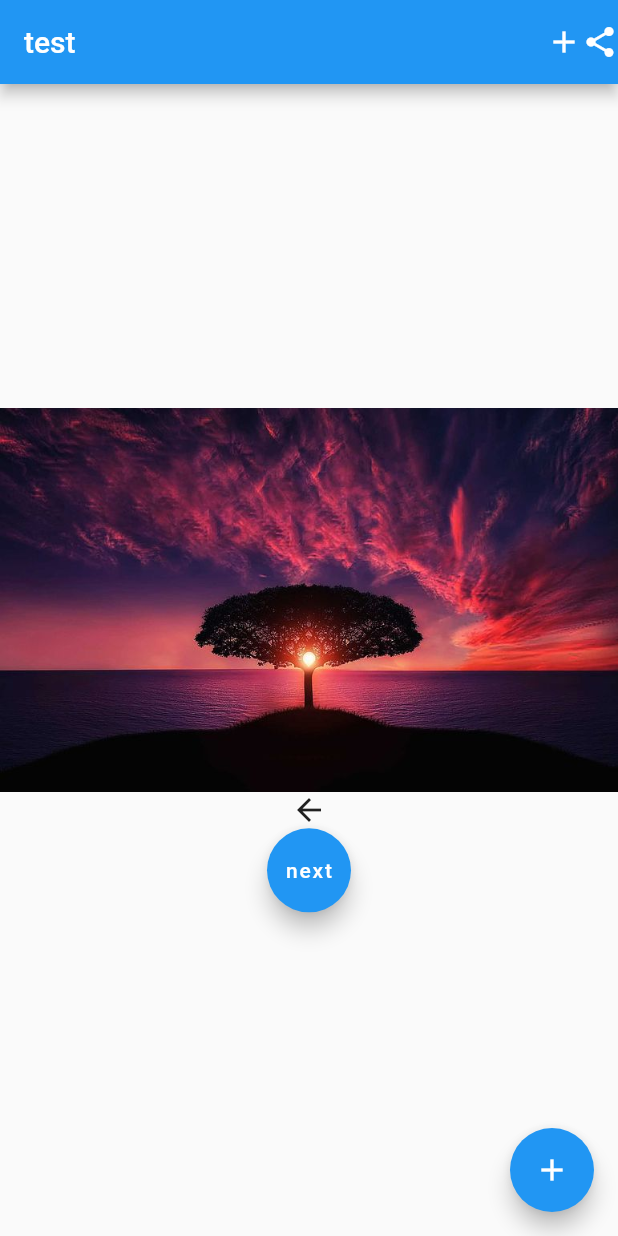
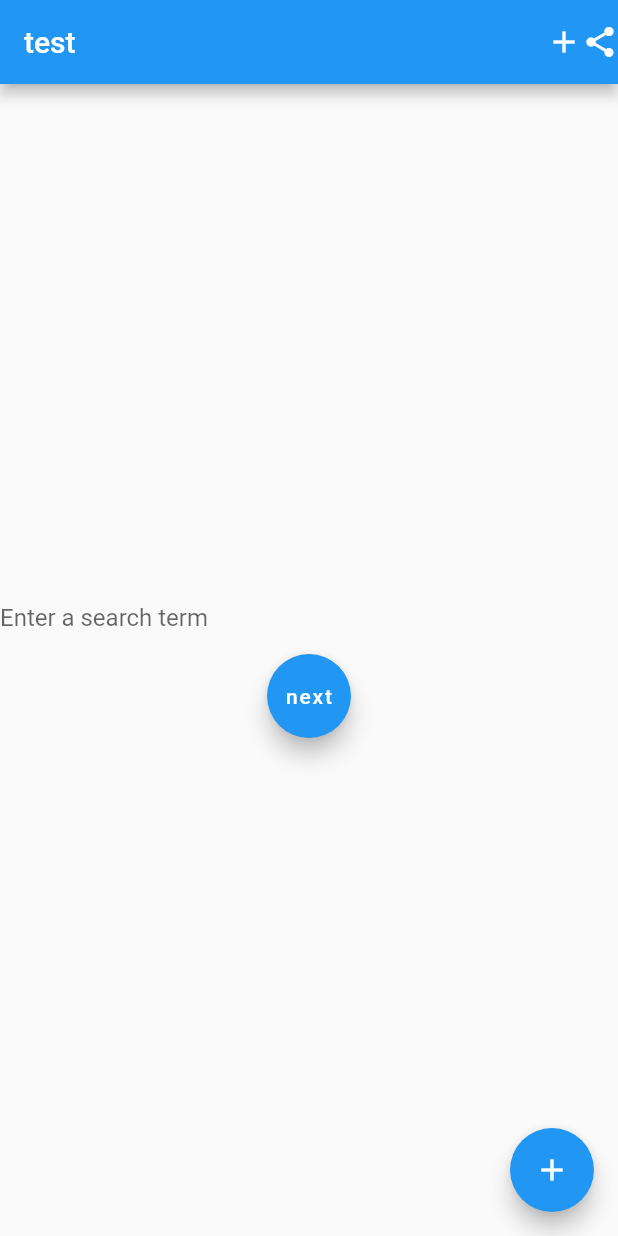
Before and after one commit to onishi-kohei/test-flutter, a Flutter app: the screen it shows after launch, on a phone screen of 412 x 824 dp. Run offline on Flutter 3.47's test engine with Material 2 defaults, Android fonts, the phone set to English and light mode, and no system bars.

Commit message:
add input

```diff
--- a/lib/main.dart
+++ b/lib/main.dart
@@ -51,12 +51,17 @@ class _MyHomePageState extends State<MyHomePage> {
         title: Text("test"),
         actions: <Widget>[Icon(Icons.add), Icon(Icons.share)]
       ),
-      body: Center(
+      body: Container(
+        width: double.infinity,
         child: Column(
           mainAxisAlignment: MainAxisAlignment.center,
           children: <Widget>[
-            Image.asset('images/tree.jpg'),
-            Icon(Icons.arrow_back),
+            TextField(
+              decoration: InputDecoration(
+                border: InputBorder.none,
+                hintText: 'Enter a search term'
+              ),
+            ),
             FloatingActionButton(
               child: Text('next'),
               onPressed: () async {
```
